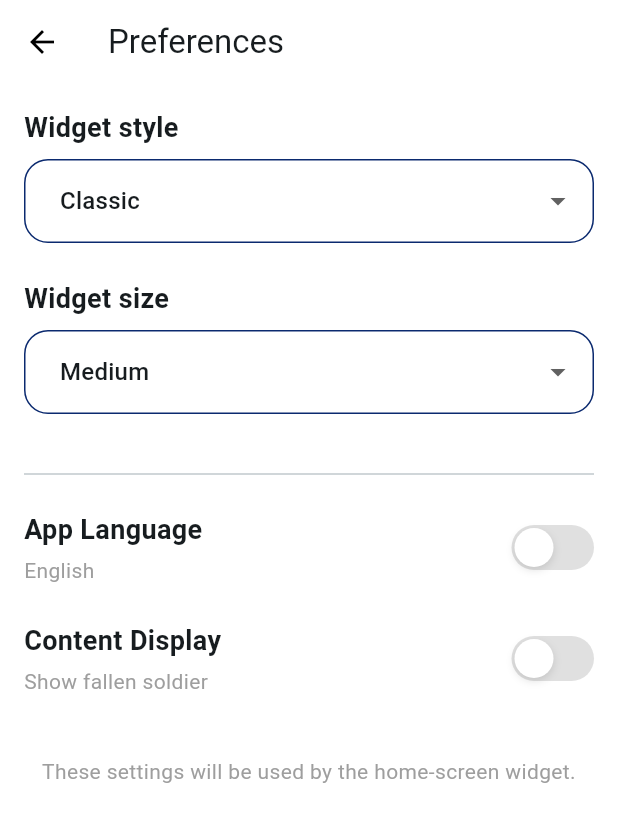
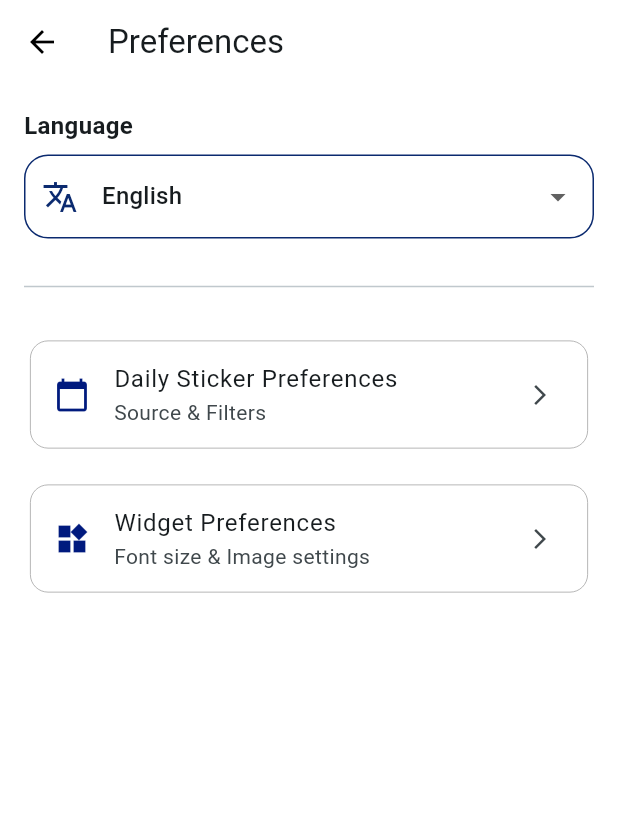
Before and after one commit to bbdaria/StickersOfMeaning, a Flutter app: the PreferencesScreen screen opened by its route, on a phone screen of 412 x 824 dp. Shown: the top 822 px of the screen. Run offline on Flutter 3.47's test engine with Material 3 defaults, Android fonts, the phone set to English and light mode, and no system bars; our stand-ins replace flutter_svg, html_unescape, shared_preferences; missing offline and left inert: home_widget; accounts and stored records are empty; network calls fail.

Commit message:
added base settings

```diff
--- a/lib/app.dart
+++ b/lib/app.dart
@@ -4,6 +4,8 @@ import 'screens/home_screen.dart';
 import 'screens/preferences_screen.dart';
 import 'screens/sticker_search_screen.dart';
 import 'screens/todays_sticker_screen.dart';
+import 'screens/daily_sticker_settings_screen.dart';
+import 'screens/widget_settings_screen.dart';
 
 class StickersApp extends StatelessWidget {
   const StickersApp({super.key});
@@ -82,6 +84,8 @@ class StickersApp extends StatelessWidget {
         PreferencesScreen.routeName: (_) => const PreferencesScreen(),
         StickerSearchScreen.routeName: (_) => const StickerSearchScreen(),
         TodaysStickerScreen.routeName: (_) => const TodaysStickerScreen(),
+        DailyStickerSettingsScreen.routeName: (_) => const DailyStickerSettingsScreen(),
+        WidgetSettingsScreen.routeName: (_) => const WidgetSettingsScreen(),
       },
     );
   }
--- a/lib/screens/preferences_screen.dart
+++ b/lib/screens/preferences_screen.dart
@@ -1,40 +1,14 @@
 import 'package:flutter/material.dart';
 import 'package:provider/provider.dart';
 import '../services/preferences_service.dart';
+import 'daily_sticker_settings_screen.dart';
+import 'widget_settings_screen.dart';
+import '../widgets/gradient_button.dart'; // Assuming you want to keep the style
 
-class PreferencesScreen extends StatefulWidget {
+class PreferencesScreen extends StatelessWidget {
   static const String routeName = '/preferences';
 
   const PreferencesScreen({super.key});
-
-  @override
-  State<PreferencesScreen> createState() => _PreferencesScreenState();
-}
-
-class _PreferencesScreenState extends State<PreferencesScreen> {
-  // Local state for the new toggles (not connected to logic yet)
-  bool _isHebrew = false;
-  bool _isQuoteOnly = false;
-
-  InputDecoration _getSearchStyleDecoration() {
-    return InputDecoration(
-      filled: true,
-      fillColor: Colors.white,
-      contentPadding: const EdgeInsets.symmetric(horizontal: 20, vertical: 16),
-      enabledBorder: OutlineInputBorder(
-        borderRadius: BorderRadius.circular(16),
-        borderSide: const BorderSide(color: Color(0xFF0B2A6F)), // Navy Blue
-      ),
-      focusedBorder: OutlineInputBorder(
-        borderRadius: BorderRadius.circular(16),
-        borderSide: const BorderSide(color: Color(0xFF0B2A6F), width: 2),
-      ),
-      border: OutlineInputBorder(
-        borderRadius: BorderRadius.circular(16),
-        borderSide: const BorderSide(color: Color(0xFF0B2A6F)),
-      ),
-    );
-  }
 
   @override
   Widget build(BuildContext context) {
@@ -45,173 +19,68 @@ class _PreferencesScreenState extends State<PreferencesScreen> {
       body: ListView(
         padding: const EdgeInsets.all(16),
         children: [
-          const Text(
-            'Widget style',
-            style: TextStyle(fontSize: 18, fontWeight: FontWeight.bold),
-          ),
+          // 1. Language Dropdown
+          const Text('Language', style: TextStyle(fontSize: 16, fontWeight: FontWeight.bold)),
           const SizedBox(height: 8),
           DropdownButtonFormField<String>(
-            value: prefs.widgetStyle,
+            value: prefs.language,
             items: const [
-              DropdownMenuItem(value: 'classic', child: Text('Classic')),
-              DropdownMenuItem(value: 'minimal', child: Text('Minimal')),
-              DropdownMenuItem(value: 'bold', child: Text('Bold')),
+              DropdownMenuItem(value: 'en', child: Text('English')),
+              DropdownMenuItem(value: 'he', child: Text('Hebrew')),
             ],
-            onChanged: (v) => v != null ? prefs.setWidgetStyle(v) : null,
-            decoration: _getSearchStyleDecoration(), // Apply Style
-          ),
-          const SizedBox(height: 24),
-          const Text(
-            'Widget size',
-            style: TextStyle(fontSize: 18, fontWeight: FontWeight.bold),
-          ),
-          const SizedBox(height: 8),
-          DropdownButtonFormField<String>(
-            value: prefs.widgetSize,
-            items: const [
-              DropdownMenuItem(value: 'small', child: Text('Small')),
-              DropdownMenuItem(value: 'medium', child: Text('Medium')),
-              DropdownMenuItem(value: 'large', child: Text('Large')),
-            ],
-            onChanged: (v) => v != null ? prefs.setWidgetSize(v) : null,
-            decoration: _getSearchStyleDecoration(), // Apply Style
-          ),
-
-          const SizedBox(height: 32),
-          const Divider(),
-          const SizedBox(height: 16),
-
-          // --- New Toggle: Language ---
-          _buildToggleRow(
-            title: "App Language",
-            subtitle: _isHebrew ? "Hebrew" : "English",
-            value: _isHebrew,
             onChanged: (val) {
-              setState(() {
-                _isHebrew = val;
-              });
+              if (val != null) prefs.setLanguage(val);
             },
+            decoration: const InputDecoration(
+              border: OutlineInputBorder(),
+              // The requested Google Translate-style icon
+              prefixIcon: Icon(Icons.translate),
+            ),
           ),
 
           const SizedBox(height: 24),
+          const Divider(),
+          const SizedBox(height: 24),
 
-          // --- New Toggle: Display Mode ---
-          _buildToggleRow(
-            title: "Content Display",
-            subtitle: _isQuoteOnly ? "Show quote only" : "Show fallen soldier",
-            value: _isQuoteOnly,
-            onChanged: (val) {
-              setState(() {
-                _isQuoteOnly = val;
-              });
-            },
+          // 2. Daily Sticker Preferences Link
+          Card(
+            elevation: 0,
+            shape: RoundedRectangleBorder(
+              borderRadius: BorderRadius.circular(12),
+              side: const BorderSide(color: Colors.grey, width: 0.5),
+            ),
+            child: ListTile(
+              leading: const Icon(Icons.calendar_today, color: Color(0xFF001a7e)),
+              title: const Text('Daily Sticker Preferences'),
+              subtitle: const Text('Source & Filters'),
+              trailing: const Icon(Icons.arrow_forward_ios, size: 16),
+              onTap: () {
+                Navigator.pushNamed(context, DailyStickerSettingsScreen.routeName);
+              },
+            ),
           ),
 
-          const SizedBox(height: 40),
-          const Center(
-            child: Text(
-              'These settings will be used by the home-screen widget.',
-              style: TextStyle(color: Colors.grey),
-              textAlign: TextAlign.center,
+          const SizedBox(height: 16),
+
+          // 3. Widget Preferences Link
+          Card(
+            elevation: 0,
+            shape: RoundedRectangleBorder(
+              borderRadius: BorderRadius.circular(12),
+              side: const BorderSide(color: Colors.grey, width: 0.5),
+            ),
+            child: ListTile(
+              leading: const Icon(Icons.widgets, color: Color(0xFF001a7e)),
+              title: const Text('Widget Preferences'),
+              subtitle: const Text('Font size & Image settings'),
+              trailing: const Icon(Icons.arrow_forward_ios, size: 16),
+              onTap: () {
+                Navigator.pushNamed(context, WidgetSettingsScreen.routeName);
+              },
             ),
           ),
         ],
       ),
     );
   }
-
-  Widget _buildToggleRow({
-    required String title,
-    required String subtitle,
-    required bool value,
-    required ValueChanged<bool> onChanged,
-  }) {
-    return Row(
-      mainAxisAlignment: MainAxisAlignment.spaceBetween,
-      children: [
-        Column(
-          crossAxisAlignment: CrossAxisAlignment.start,
-          children: [
-            Text(
-              title,
-              style: const TextStyle(fontSize: 18, fontWeight: FontWeight.bold),
-            ),
-            const SizedBox(height: 4),
-            Text(
-              subtitle,
-              style: const TextStyle(color: Colors.grey, fontSize: 14),
-            ),
-          ],
-        ),
-        GradientSwitch(
-          value: value,
-          onChanged: onChanged,
-        ),
-      ],
-    );
-  }
 }
-
-// Custom Switch with Horizontal Gradient Support
-class GradientSwitch extends StatelessWidget {
-  final bool value;
-  final ValueChanged<bool> onChanged;
-
-  const GradientSwitch({
-    super.key,
-    required this.value,
-    required this.onChanged,
-  });
-
-  @override
-  Widget build(BuildContext context) {
-    return GestureDetector(
-      onTap: () => onChanged(!value),
-      child: AnimatedContainer(
-        duration: const Duration(milliseconds: 300),
-        curve: Curves.easeInOut,
-        width: 55.0,
-        height: 30.0,
-        decoration: BoxDecoration(
-          borderRadius: BorderRadius.circular(15.0),
-          gradient: value
-              ? const LinearGradient(
-            begin: Alignment.centerLeft,
-            end: Alignment.centerRight,
-            colors: [
-              Color(0xFF001a7e),
-              Color(0xFF1d6caf),
-            ],
-          )
-              : null,
-          // UPDATED: "Off" state is now explicitly Neutral Light Gray (Colors.grey[300])
-          // If you want it exactly like the hint text, use Color(0xFF8A8A8A)
-          color: value ? null : const Color(0xFFE0E0E0),
-        ),
-        child: Padding(
-          padding: const EdgeInsets.all(2.0),
-          child: AnimatedAlign(
-            duration: const Duration(milliseconds: 300),
-            curve: Curves.easeInOut,
-            alignment: value ? Alignment.centerRight : Alignment.centerLeft,
-            child: Container(
-              width: 26.0,
-              height: 26.0,
-              decoration: const BoxDecoration(
-                shape: BoxShape.circle,
-                color: Colors.white,
-                boxShadow: [
-                  BoxShadow(
-                    color: Colors.black12,
-                    offset: Offset(0, 2),
-                    blurRadius: 4,
-                  ),
-                ],
-              ),
-            ),
-          ),
-        ),
-      ),
-    );
-  }
-}
--- a/lib/services/preferences_service.dart
+++ b/lib/services/preferences_service.dart
@@ -2,43 +2,82 @@ import 'package:flutter/foundation.dart';
 import 'package:shared_preferences/shared_preferences.dart';
 
 class PreferencesService extends ChangeNotifier {
-  static const _keyWidgetStyle = 'widget_style';
-  static const _keyWidgetSize = 'widget_size';
-
   late SharedPreferences _prefs;
 
-  String _widgetStyle = 'classic'; // for example
-  String _widgetSize = 'medium';
+  // --- Keys ---
+  static const _keyLanguage = 'app_language'; // 'en' or 'he'
+  static const _keyStickerSource = 'sticker_source'; // 'web' or 'pool'
+  static const _keyStickerFilters = 'sticker_filters'; // List of Category IDs
 
+  static const _keyWidgetFontSize = 'widget_font_size'; // 'small', 'medium', 'large'
+  static const _keyWidgetShowImage = 'widget_show_image'; // bool
+
+  // Legacy/Existing keys (keeping them if needed)
   static const _keyDailyDate = 'daily_date';
   static const _keyDailyStickerId = 'daily_sticker_id';
   static const _keySeenStickers = 'seen_sticker_ids';
 
+  // --- Defaults ---
+  String _language = 'en';
+  String _stickerSource = 'web';
+  List<String> _stickerFilters = [];
+  String _widgetFontSize = 'medium';
+  bool _widgetShowImage = true;
+
   Future<void> init() async {
     _prefs = await SharedPreferences.getInstance();
-    _widgetStyle = _prefs.getString(_keyWidgetStyle) ?? _widgetStyle;
-    _widgetSize = _prefs.getString(_keyWidgetSize) ?? _widgetSize;
+
+    _language = _prefs.getString(_keyLanguage) ?? 'en';
+    _stickerSource = _prefs.getString(_keyStickerSource) ?? 'web';
+    _stickerFilters = _prefs.getStringList(_keyStickerFilters) ?? [];
+    _widgetFontSize = _prefs.getString(_keyWidgetFontSize) ?? 'medium';
+    _widgetShowImage = _prefs.getBool(_keyWidgetShowImage) ?? true;
   }
 
-  String get widgetStyle => _widgetStyle;
-  String get widgetSize => _widgetSize;
+  // --- Getters ---
+  String get language => _language;
+  String get stickerSource => _stickerSource;
+  List<String> get stickerFilters => _stickerFilters;
+  String get widgetFontSize => _widgetFontSize;
+  bool get widgetShowImage => _widgetShowImage;
 
   String? get dailyDate => _prefs.getString(_keyDailyDate);
   int? get dailyStickerId => _prefs.getInt(_keyDailyStickerId);
   List<String> get seenStickerIds => _prefs.getStringList(_keySeenStickers) ?? [];
 
-  Future<void> setWidgetStyle(String value) async {
-    _widgetStyle = value;
-    await _prefs.setString(_keyWidgetStyle, value);
+  // --- Setters ---
+
+  Future<void> setLanguage(String value) async {
+    _language = value;
+    await _prefs.setString(_keyLanguage, value);
     notifyListeners();
   }
 
-  Future<void> setWidgetSize(String value) async {
-    _widgetSize = value;
-    await _prefs.setString(_keyWidgetSize, value);
+  Future<void> setStickerSource(String value) async {
+    _stickerSource = value;
+    await _prefs.setString(_keyStickerSource, value);
     notifyListeners();
   }
 
+  Future<void> setStickerFilters(List<String> value) async {
+    _stickerFilters = value;
+    await _prefs.setStringList(_keyStickerFilters, value);
+    notifyListeners();
+  }
+
+  Future<void> setWidgetFontSize(String value) async {
+    _widgetFontSize = value;
+    await _prefs.setString(_keyWidgetFontSize, value);
+    notifyListeners();
+  }
+
+  Future<void> setWidgetShowImage(bool value) async {
+    _widgetShowImage = value;
+    await _prefs.setBool(_keyWidgetShowImage, value);
+    notifyListeners();
+  }
+
+  // --- Legacy Methods ---
   Future<void> setDailySticker(int id, String date) async {
     await _prefs.setInt(_keyDailyStickerId, id);
     await _prefs.setString(_keyDailyDate, date);
```
Also changed, not shown: lib/screens/daily_sticker_settings_screen.dart (added, +105 -0 lines), lib/screens/widget_settings_screen.dart (added, +54 -0 lines).
